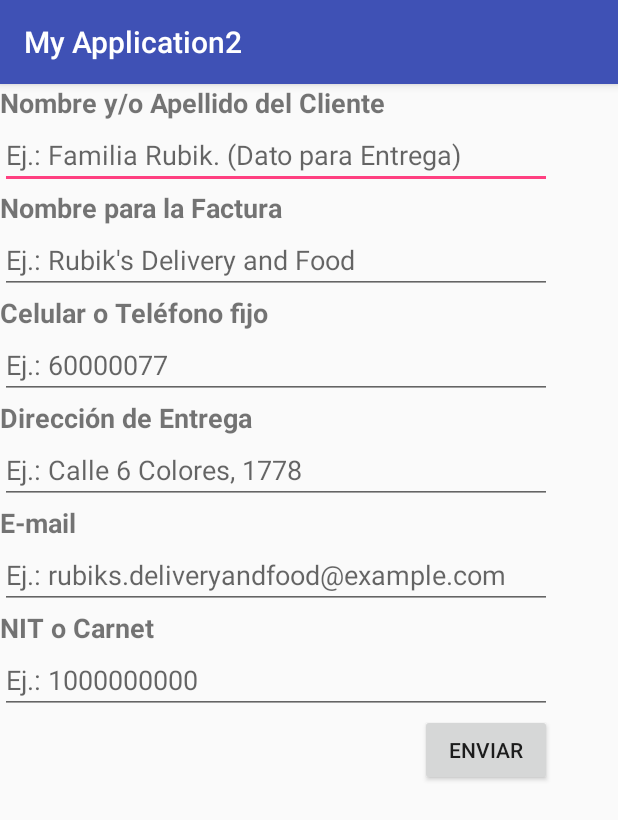
After one commit to EValeriaAliagaTaborga/Prueba-De-Grupo, an Android app: the DatosYFacturacionActivity screen opened directly, with no data from a screen before it, on a phone screen of 412 x 824 dp. The commit adds this screen. Shown: the top 820 px of the screen. Run offline under Robolectric (Android 15) with nearby library versions, the phone set to English and light mode, and no system bars.

Commit message:
Layouts para Datos y Facturación, y Verificar datos de Factura. Se incluyen algunas acciones en botones en sus respectivas clases.

```diff
--- a/app/build.gradle
+++ b/app/build.gradle
@@ -24,6 +24,9 @@ dependencies {
     androidTestCompile('com.android.support.test.espresso:espresso-core:2.2.2', {
         exclude group: 'com.android.support', module: 'support-annotations'
     })
+
     compile 'com.android.support:appcompat-v7:25.1.1'
+    compile 'com.squareup.picasso:picasso:2.5.2'
+    compile 'com.android.support.constraint:constraint-layout:1.0.1'
     testCompile 'junit:junit:4.12'
 }
--- a/app/src/main/AndroidManifest.xml
+++ b/app/src/main/AndroidManifest.xml
@@ -18,7 +18,9 @@
         <activity android:name=".LoginActivity" />
         <activity android:name=".MenuActivity" />
         <activity android:name=".MenuHamburguesaActivity" />
-        <activity android:name=".ArmadoActivity"></activity>
+        <activity android:name=".ArmadoActivity" />
+        <activity android:name=".VerificarFacturaActivity" />
+        <activity android:name=".DatosYFacturacionActivity"></activity>
     </application>
 
 </manifest>
--- /dev/null
+++ b/app/src/main/java/titaniumstudios/myapplication2/DatosYFacturacionActivity.java
@@ -0,0 +1,13 @@
+package titaniumstudios.myapplication2;
+
+import android.support.v7.app.AppCompatActivity;
+import android.os.Bundle;
+
+public class DatosYFacturacionActivity extends AppCompatActivity {
+
+    @Override
+    protected void onCreate(Bundle savedInstanceState) {
+        super.onCreate(savedInstanceState);
+        setContentView(R.layout.activity_datos_yfacturacion);
+    }
+}
--- a/app/src/main/java/titaniumstudios/myapplication2/LoginActivity.java
+++ b/app/src/main/java/titaniumstudios/myapplication2/LoginActivity.java
@@ -18,6 +18,7 @@ public class LoginActivity extends AppCompatActivity {
     private EditText txtUsuario;
     private EditText txtPassword;
     private TextView txtResultado;
+
 
     String nombre_ingresado;
     String password_ingresado;
--- /dev/null
+++ b/app/src/main/res/layout/activity_datos_yfacturacion.xml
@@ -0,0 +1,133 @@
+<?xml version="1.0" encoding="utf-8"?>
+<android.support.constraint.ConstraintLayout xmlns:android="http://schemas.android.com/apk/res/android"
+    xmlns:app="http://schemas.android.com/apk/res-auto"
+    xmlns:tools="http://schemas.android.com/tools"
+    android:layout_width="match_parent"
+    android:layout_height="match_parent"
+    tools:context="titaniumstudios.myapplication2.DatosYFacturacionActivity">
+
+    <LinearLayout
+        android:layout_width="368dp"
+        android:layout_height="495dp"
+        android:orientation="vertical"
+        tools:layout_editor_absoluteX="8dp"
+        tools:layout_editor_absoluteY="8dp"
+        tools:ignore="MissingConstraints">
+
+        <ScrollView
+            android:layout_width="match_parent"
+            android:layout_height="match_parent">
+
+            <LinearLayout
+                android:layout_width="match_parent"
+                android:layout_height="match_parent"
+                android:orientation="vertical" >
+
+                <TextView
+                    android:id="@+id/lblNombreOApellido"
+                    android:layout_width="match_parent"
+                    android:layout_height="wrap_content"
+                    android:text="Nombre y/o Apellido del Cliente"
+                    android:textSize="18sp"
+                    android:textStyle="bold" />
+
+                <EditText
+                    android:id="@+id/txtNombreOApellido"
+                    android:layout_width="match_parent"
+                    android:layout_height="wrap_content"
+                    android:ems="10"
+                    android:hint="Ej.: Familia Rubik. (Dato para Entrega)"
+                    android:inputType="textPersonName" />
+
+                <TextView
+                    android:id="@+id/lblNombreFac"
+                    android:layout_width="match_parent"
+                    android:layout_height="wrap_content"
+                    android:text="Nombre para la Factura"
+                    android:textSize="18sp"
+                    android:textStyle="bold" />
+
+                <EditText
+                    android:id="@+id/txtNombreFac"
+                    android:layout_width="match_parent"
+                    android:layout_height="wrap_content"
+                    android:ems="10"
+                    android:hint="Ej.: Rubik's Delivery and Food"
+                    android:inputType="textPersonName" />
+
+                <TextView
+                    android:id="@+id/lblCelularOTelefono"
+                    android:layout_width="match_parent"
+                    android:layout_height="wrap_content"
+                    android:text="Celular o Teléfono fijo"
+                    android:textSize="18sp"
+                    android:textStyle="bold" />
+
+                <EditText
+                    android:id="@+id/editText7"
+                    android:layout_width="match_parent"
+                    android:layout_height="wrap_content"
+                    android:ems="10"
+                    android:hint="Ej.: 60000077"
+                    android:inputType="phone" />
+
+                <TextView
+                    android:id="@+id/lblDireccion"
+                    android:layout_width="match_parent"
+                    android:layout_height="wrap_content"
+                    android:text="Dirección de Entrega"
+                    android:textSize="18sp"
+                    android:textStyle="bold" />
+
+                <EditText
+                    android:id="@+id/txtDireccion"
+                    android:layout_width="match_parent"
+                    android:layout_height="wrap_content"
+                    android:ems="10"
+                    android:hint="Ej.: Calle 6 Colores, 1778"
+                    android:inputType="textPersonName" />
+
+                <TextView
+                    android:id="@+id/lblEmail"
+                    android:layout_width="match_parent"
+                    android:layout_height="wrap_content"
+                    android:text="E-mail"
+                    android:textSize="18sp"
+                    android:textStyle="bold" />
+
+                <EditText
+                    android:id="@+id/txtEmail"
+                    android:layout_width="match_parent"
+                    android:layout_height="wrap_content"
+                    android:ems="10"
+                    android:hint="Ej.: rubiks.deliveryandfood@example.com"
+                    android:inputType="textEmailAddress" />
+
+                <TextView
+                    android:id="@+id/lblNIT"
+                    android:layout_width="match_parent"
+                    android:layout_height="wrap_content"
+                    android:text="NIT o Carnet"
+                    android:textSize="18sp"
+                    android:textStyle="bold" />
+
+                <EditText
+                    android:id="@+id/txtNIT"
+                    android:layout_width="match_parent"
+                    android:layout_height="wrap_content"
+                    android:ems="10"
+                    android:hint="Ej.: 1000000000"
+                    android:inputType="number" />
+
+                <Button
+                    android:id="@+id/btnEnviar"
+                    android:layout_width="wrap_content"
+                    android:layout_height="wrap_content"
+                    android:text="Enviar"
+                    android:layout_gravity="right"/>
+
+            </LinearLayout>
+        </ScrollView>
+
+    </LinearLayout>
+</android.support.constraint.ConstraintLayout>
```
Also changed, not shown: app/src/main/java/titaniumstudios/myapplication2/VerificarFacturaActivity.java (added, +68 -0 lines), app/src/main/res/layout/activity_verificar_factura.xml (added, +65 -0 lines).
